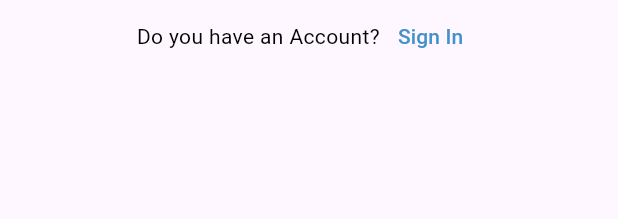
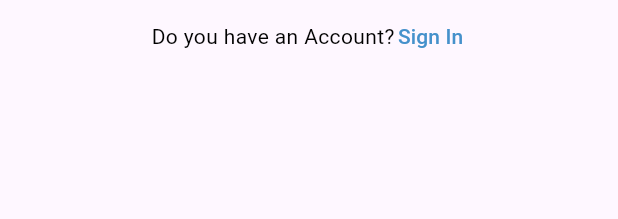
Before and after one commit to MahmoudKatr/e_commerce_app, a Flutter app: the CustomRow widget shown alone on an empty page, opened directly, on a phone screen of 412 x 824 dp. Shown: the top 219 px of the screen. Run offline on Flutter 3.47's test engine with Material 3 defaults, Android fonts, the phone set to English and light mode, and no system bars; network calls fail.

Commit message:
Refactor CustomRow button style for compactness and fix text formatting in SignUp view✅

```diff
--- a/lib/components/custom_row.dart
+++ b/lib/components/custom_row.dart
@@ -21,6 +21,12 @@ class CustomRow extends StatelessWidget {
         ),
         TextButton(
             onPressed: onPressed,
+            style: ButtonStyle(
+              padding: MaterialStateProperty.all<EdgeInsets>(EdgeInsets
+                  .zero), // Remove extra padding  // This Part CHAT GPT
+              minimumSize:
+                  MaterialStateProperty.all(Size(0, 0)), // Ensure compact size
+            ),
             child: Text(
               textButton,
               style: const TextStyle(color: Color(0xFF4591cb)),
--- a/lib/views/sign_up.dart
+++ b/lib/views/sign_up.dart
@@ -30,7 +30,7 @@ class _SignUpState extends State<SignUp> {
               height: 12,
             ),
             const Text(
-              'Let' 's Get Started ',
+              "Let's Get Started",
               style: TextStyle(
                 fontSize: 20,
                 fontWeight: FontWeight.bold,
```
